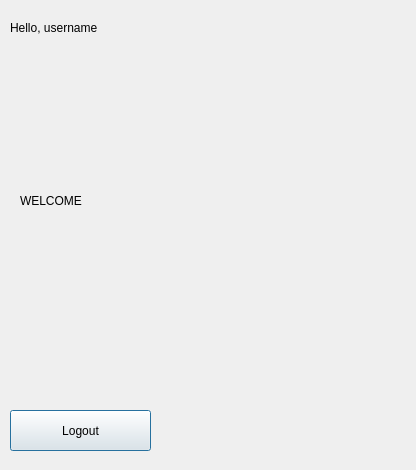
Before: the Qt Designer form CinemaProject/welcomewindow.ui in kabolghar/CinemaProject, drawn with Qt 5.
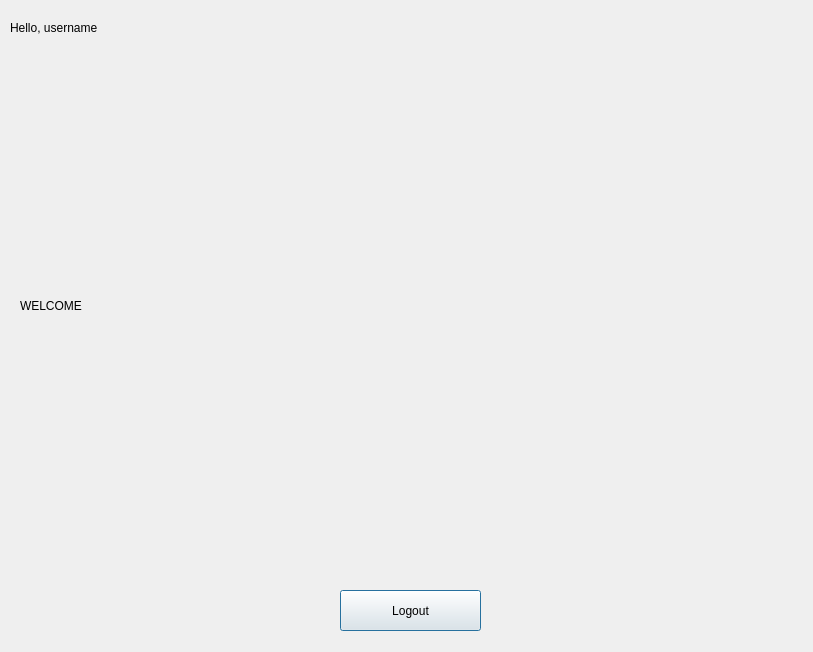
After: the same form once the commit is applied.

Diff of the .ui file:
```diff
--- a/CinemaProject/welcomewindow.ui
+++ b/CinemaProject/welcomewindow.ui
@@ -6,8 +6,8 @@
    <rect>
     <x>0</x>
     <y>0</y>
-    <width>416</width>
-    <height>470</height>
+    <width>813</width>
+    <height>652</height>
    </rect>
   </property>
   <property name="windowTitle">
@@ -29,8 +29,8 @@
   <widget class="QPushButton" name="pushButtonLogout">
    <property name="geometry">
     <rect>
-     <x>10</x>
-     <y>410</y>
+     <x>340</x>
+     <y>590</y>
      <width>141</width>
      <height>41</height>
     </rect>
@@ -44,8 +44,8 @@
     <rect>
      <x>20</x>
      <y>60</y>
-     <width>381</width>
-     <height>281</height>
+     <width>761</width>
+     <height>491</height>
     </rect>
    </property>
    <property name="text">
```
